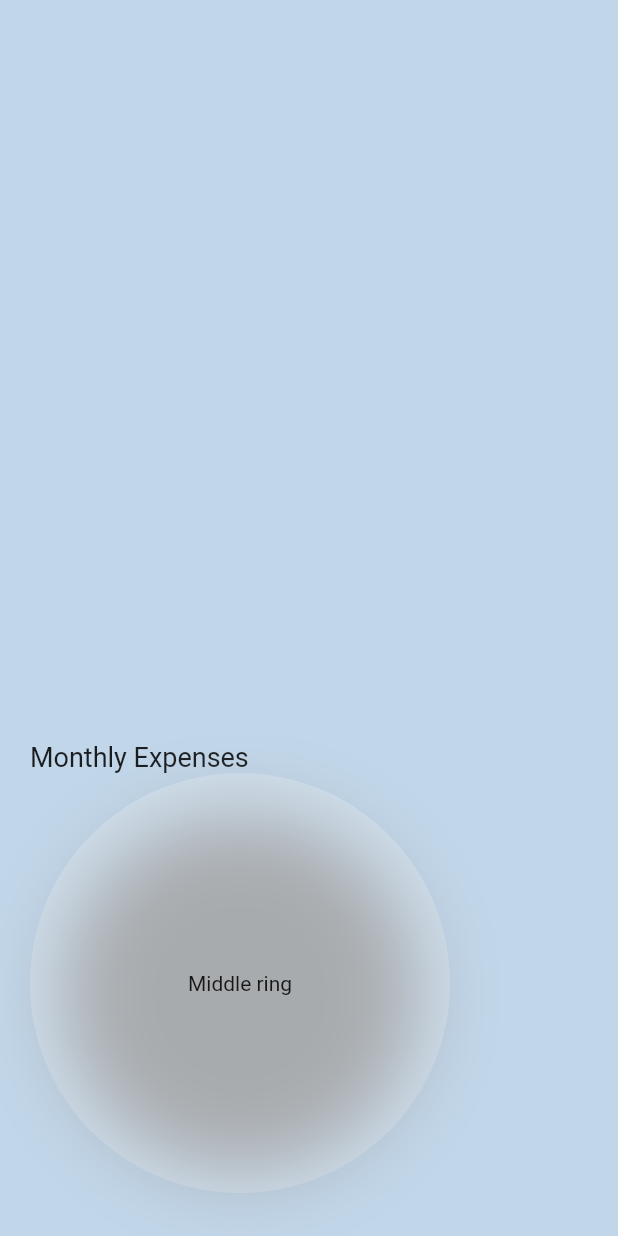
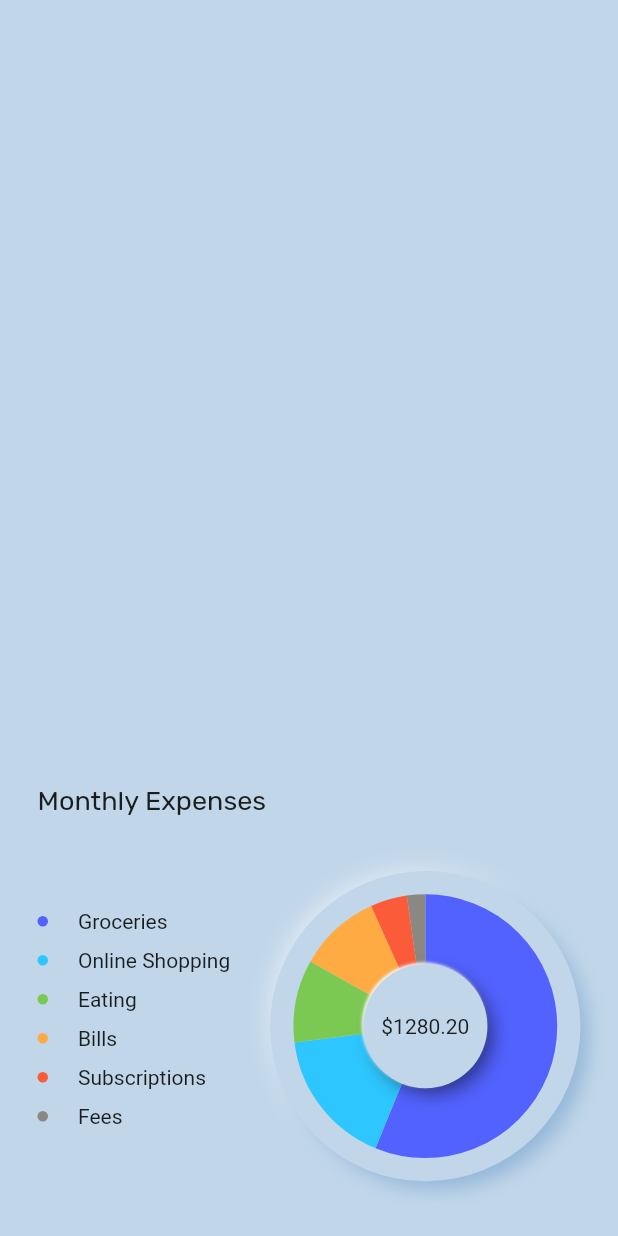
Before and after one commit to maxgdev/neumorphic_piechart, a Flutter app: the screen it shows after launch, on a phone screen of 412 x 824 dp. Run offline on Flutter 3.47's test engine with Material 2 defaults, Android fonts, the phone set to English and light mode, and no system bars; our stand-ins replace google_fonts.

Commit message:
Clone of happharris neumorphic_expenses repo

```diff
--- /dev/null
+++ b/lib/categories.dart
@@ -0,0 +1,61 @@
+import 'package:flutter/material.dart';
+import './pie_chart.dart';
+
+class CategoriesRow extends StatelessWidget {
+  const CategoriesRow({
+    Key key,
+  }) : super(key: key);
+
+  @override
+  Widget build(BuildContext context) {
+    return Expanded(
+      flex: 3,
+      child: Column(
+        mainAxisAlignment: MainAxisAlignment.center,
+        children: <Widget>[
+          for (var category in kCategories)
+            ExpenseCategory(
+                text: category.name, index: kCategories.indexOf(category))
+        ],
+      ),
+    );
+  }
+}
+
+class ExpenseCategory extends StatelessWidget {
+  const ExpenseCategory({
+    Key key,
+    @required this.index,
+    @required this.text,
+  }) : super(key: key);
+
+  final int index;
+  final String text;
+  @override
+  Widget build(BuildContext context) {
+    return Padding(
+      padding: EdgeInsets.only(bottom: 10),
+      child: Row(
+        children: <Widget>[
+          Container(
+            width: 7,
+            height: 7,
+            decoration: BoxDecoration(
+              shape: BoxShape.circle,
+              color:
+                  kNeumorphicColors.elementAt(index % kNeumorphicColors.length),
+            ),
+          ),
+          SizedBox(width: 20),
+          Text(text.capitalize()),
+        ],
+      ),
+    );
+  }
+}
+
+extension StringExtension on String {
+  String capitalize() {
+    return "${this[0].toUpperCase()}${this.substring(1)}";
+  }
+}
--- /dev/null
+++ b/lib/expenses.dart
@@ -0,0 +1,47 @@
+import 'package:flutter/material.dart';
+import 'package:google_fonts/google_fonts.dart';
+import './categories.dart';
+import './pie_chart_view.dart';
+
+
+class MontlyExpensesView extends StatelessWidget {
+  @override
+  Widget build(BuildContext context) {
+    final height = MediaQuery.of(context).size.height;
+    return Scaffold(
+      backgroundColor: Color.fromRGBO(193, 214, 233, 1),
+      body: SafeArea(
+        child: Column(
+          children: <Widget>[
+            Spacer(),
+            SizedBox(
+              height: height * 0.43,
+              child: Padding(
+                padding: const EdgeInsets.symmetric(horizontal: 25.0),
+                child: Column(
+                  crossAxisAlignment: CrossAxisAlignment.start,
+                  children: <Widget>[
+                    SizedBox(height: height * 0.065),
+                    Text(
+                      'Monthly Expenses',
+                      style: GoogleFonts.rubik(
+                          fontWeight: FontWeight.w400, fontSize: 18),
+                    ),
+                    Expanded(
+                      child: Row(
+                        children: <Widget>[
+                          CategoriesRow(),
+                          PieChartView(),
+                        ],
+                      ),
+                    ),
+                  ],
+                ),
+              ),
+            )
+          ],
+        ),
+      ),
+    );
+  }
+}
--- a/lib/main.dart
+++ b/lib/main.dart
@@ -1,5 +1,6 @@
 import 'package:flutter/material.dart';
-import './neu_piechart.dart';
+import './expenses.dart';
+
 void main() {
   runApp(MyApp());
 }
@@ -10,12 +11,12 @@ class MyApp extends StatelessWidget {
   Widget build(BuildContext context) {
     return MaterialApp(
       debugShowCheckedModeBanner: false,
-      title: 'Flutter Demo',
+      title: 'Neumorphic Expenses Pie Chart View',
       theme: ThemeData(
         scaffoldBackgroundColor: Color.fromRGBO(193, 214, 233, 1),
       ),
       home: Scaffold(
-        body: NeumorphicPieChart(),
+        body: MontlyExpensesView(),
       ),
     );
   }
--- a/lib/neu_piechart.dart
+++ /dev/null
@@ -1,65 +0,0 @@
-import 'package:flutter/material.dart';
-
-class NeumorphicPieChart extends StatelessWidget {
-  @override
-  Widget build(BuildContext context) {
-    final _height = MediaQuery.of(context).size.height;
-    return SafeArea(
-          child: Column(
-
-            children: [
-              Spacer(),
-              SizedBox(
-                height: _height * 0.4,
-                child: Padding(
-                  padding: const EdgeInsets.symmetric(horizontal: 20),
-                  child: Column(
-                  crossAxisAlignment: CrossAxisAlignment.start,
-                  children: [
-                    Text("Monthly Expenses",
-                      style: TextStyle(
-                        fontWeight: FontWeight.w400,
-                        fontSize: 18,
-                      ),
-                    ),
-                    Container(
-                      height: 280,
-                      width: 280,
-                      decoration: BoxDecoration(
-                        shape: BoxShape.circle,
-                        color: Colors.white24,
-                      ),
-                      child: Center(
-                          child: Container(
-                        height: 200,
-                        width: 200,
-                        decoration: BoxDecoration(
-                          shape: BoxShape.circle,
-                          boxShadow: [
-                            BoxShadow(
-                              color: Colors.grey.withOpacity(0.8),
-                              spreadRadius: 20,
-                              blurRadius: 45,
-                              offset: Offset(0, 7),
-                            ),
-                          ],
-                        ),
-                        child: Stack(
-                          children: [
-                            Center(child: Text("Middle ring")),
-                          ],
-                        ),
-                      )),
-                    ),
-
-                  ],
-                  ),
-                ),
-              ),
-
-
-            ],
-          ),
-    );
-  }
-}
--- /dev/null
+++ b/lib/pie_chart.dart
@@ -0,0 +1,78 @@
+import 'dart:math';
+
+import 'package:flutter/material.dart';
+
+class PieChart extends CustomPainter {
+  PieChart({@required this.categories, @required this.width});
+
+  final List<Category> categories;
+  final double width;
+
+  @override
+  void paint(Canvas canvas, Size size) {
+    Offset center = Offset(size.width / 2, size.height / 2);
+    double radius = min(size.width / 2, size.height / 2);
+
+    var paint = Paint()
+      ..style = PaintingStyle.stroke
+      ..strokeWidth = width / 2;
+
+    double total = 0;
+    // Calculate total amount from each category
+    categories.forEach((expense) => total += expense.amount);
+
+    // The angle/radian at 12 o'clcok
+    double startRadian = -pi / 2;
+
+    for (var index = 0; index < categories.length; index++) {
+      final currentCategory = categories.elementAt(index);
+      // Amount of length to paint is a percentage of the perimeter of a circle (2 x pi)
+      final sweepRadian = currentCategory.amount / total * 2 * pi;
+      // Used modulo/remainder to catch use case if there is more than 6 colours
+      paint.color = kNeumorphicColors.elementAt(index % categories.length);
+      canvas.drawArc(
+        Rect.fromCircle(center: center, radius: radius),
+        startRadian,
+        sweepRadian,
+        false,
+        paint,
+      );
+      // The new startRadian starts from where the previous sweepRadian.
+      // Example, a circle perimeter is 10.
+      // Category A takes a startRadian 0 and ends at sweepRadian 5.
+      // Category B takes the startRadian where Category A left off, which is 5
+      // and ends at sweepRadian 7.
+      // Category C takes the startRadian where Category B left off, which is 7
+      // and so on.
+      startRadian += sweepRadian;
+    }
+  }
+
+  @override
+  bool shouldRepaint(CustomPainter oldDelegate) => true;
+}
+
+class Category {
+  Category(this.name, {@required this.amount});
+
+  final String name;
+  final double amount;
+}
+
+final kCategories = [
+  Category('groceries', amount: 500.00),
+  Category('online Shopping', amount: 150.00),
+  Category('eating', amount: 90.00),
+  Category('bills', amount: 90.00),
+  Category('subscriptions', amount: 40.00),
+  Category('fees', amount: 20.00),
+];
+
+final kNeumorphicColors = [
+  Color.fromRGBO(82, 98, 255, 1), //  rgb(82, 98, 255)
+  Color.fromRGBO(46, 198, 255, 1), // rgb(46, 198, 255)
+  Color.fromRGBO(123, 201, 82, 1), // rgb(123, 201, 82)
+  Color.fromRGBO(255, 171, 67, 1), // rgb(255, 171, 67)
+  Color.fromRGBO(252, 91, 57, 1), //  rgb(252, 91, 57)
+  Color.fromRGBO(139, 135, 130, 1), //rgb(139, 135, 130)
+];
--- /dev/null
+++ b/lib/pie_chart_view.dart
@@ -0,0 +1,78 @@
+import 'package:flutter/material.dart';
+import './pie_chart.dart';
+
+class PieChartView extends StatelessWidget {
+  const PieChartView({
+    Key key,
+  }) : super(key: key);
+
+  @override
+  Widget build(BuildContext context) {
+    return Expanded(
+      flex: 4,
+      child: LayoutBuilder(
+        builder: (context, constraint) => Container(
+          decoration: BoxDecoration(
+            color: Color.fromRGBO(193, 214, 233, 1),
+            shape: BoxShape.circle,
+            boxShadow: [
+              BoxShadow(
+                spreadRadius: -10,
+                blurRadius: 17,
+                offset: Offset(-5, -5),
+                color: Colors.white,
+              ),
+              BoxShadow(
+                spreadRadius: -2,
+                blurRadius: 10,
+                offset: Offset(7, 7),
+                color: Color.fromRGBO(146, 182, 216, 1),
+              )
+            ],
+          ),
+          child: Stack(
+            children: [
+              Center(
+                child: SizedBox(
+                  width: constraint.maxWidth * 0.6,
+                  child: CustomPaint(
+                    child: Center(),
+                    foregroundPainter: PieChart(
+                      width: constraint.maxWidth * 0.5,
+                      categories: kCategories,
+                    ),
+                  ),
+                ),
+              ),
+              Center(
+                child: Container(
+                  height: constraint.maxWidth * 0.4,
+                  decoration: BoxDecoration(
+                    color: Color.fromRGBO(193, 214, 233, 1),
+                    shape: BoxShape.circle,
+                    boxShadow: [
+                      BoxShadow(
+                        blurRadius: 1,
+                        offset: Offset(-1, -1),
+                        color: Colors.white,
+                      ),
+                      BoxShadow(
+                        spreadRadius: -2,
+                        blurRadius: 10,
+                        offset: Offset(5, 5),
+                        color: Colors.black.withOpacity(0.5),
+                      )
+                    ],
+                  ),
+                  child: Center(
+                    child: Text('\$1280.20'),
+                  ),
+                ),
+              ),
+            ],
+          ),
+        ),
+      ),
+    );
+  }
+}
--- a/pubspec.yaml
+++ b/pubspec.yaml
@@ -1,5 +1,5 @@
 name: neumorphic_piechart
-description: Flutter Neumorphic Piechart.
+description: Flutter Neumorphic Expenses Pie Chart View.
 
 # The following line prevents the package from being accidentally published to
 # pub.dev using `pub publish`. This is preferred for private packages.
@@ -13,7 +13,8 @@ environment:
 dependencies:
   flutter:
     sdk: flutter
-
+  google_fonts: ^2.0.0
+  font_awesome_flutter: ^8.8.1
 
   # The following adds the Cupertino Icons font to your application.
   # Use with the CupertinoIcons class for iOS style icons.
```
Also changed, not shown: pubspec.lock, 1 other file.
